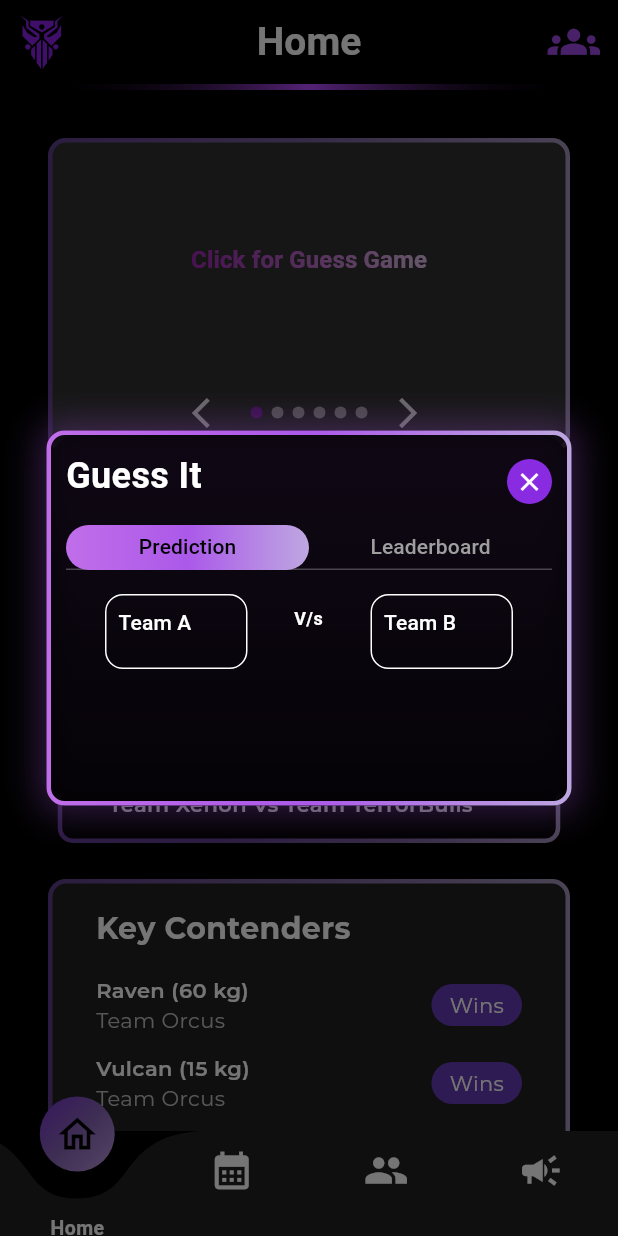
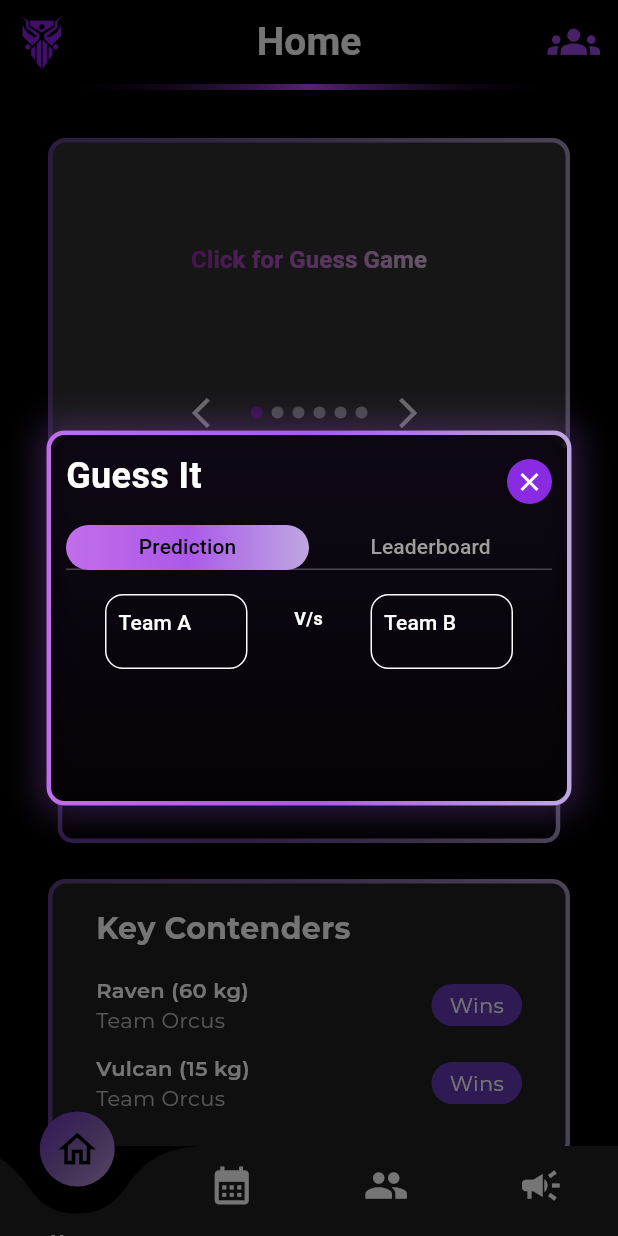
Before and after one commit to Toph-earth/robowars, a Flutter app: the screen it shows after launch, after a tap on "Click for Guess Game", on a phone screen of 412 x 824 dp. Run offline on Flutter 3.47's test engine with Material 3 defaults, Android fonts, the phone set to English and light mode, and no system bars; drawn by our look-alikes of curved_labeled_navigation_bar, simple_gradient_text; our stand-ins replace flutter_riverpod, flutter_svg, google_fonts, gradient_borders, riverpod_annotation; generated files the repository leaves out were written again; Roboto replaces fonts that are missing (Trajan Pro).

Commit message:
Updated UI

```diff
--- a/lib/home_page/live_match.dart
+++ b/lib/home_page/live_match.dart
@@ -115,9 +115,9 @@ class _LiveMatchState extends State<LiveMatch> {
                   ),
                 ),
               ),
-              Padding(
-                padding: EdgeInsets.all(2.0),
-                child: Expanded(
+              Expanded(
+                child: Padding(
+                  padding: EdgeInsets.all(2.0),
                   child: Text(
                     'Team Xenon Vs Team TerrorBulls',
                     style: GoogleFonts.montserrat(
--- a/lib/home_page/main_layout.dart
+++ b/lib/home_page/main_layout.dart
@@ -46,7 +46,9 @@ class MainLayout extends ConsumerWidget {
       extendBody: true,
       resizeToAvoidBottomInset: false,
       body: SafeArea(
+
         child: PageView(
+
           controller: pageController,
           physics: const BouncingScrollPhysics(),
           onPageChanged: (index) {
@@ -68,7 +70,7 @@ class MainLayout extends ConsumerWidget {
           backgroundColor: Colors.black,
           color: const Color(0xFF212121),
           buttonBackgroundColor: Colors.transparent,
-          height: 70,
+          height: 60,
           items: List.generate(
             icons.length,
                 (index) {
--- a/lib/home_page/teams_screen.dart
+++ b/lib/home_page/teams_screen.dart
@@ -165,6 +165,7 @@ class _TeamScreenState extends State<TeamScreen>  {
           _buildToggle(),
           const SizedBox(height: 24),
           Expanded(child: _buildAnimatedBody()),
+          SizedBox(height: 50,)
         ],
       ),
     );
@@ -364,23 +365,7 @@ class _TeamScreenState extends State<TeamScreen>  {
         ),
 
         // Fade at bottom
-        Positioned(
-          left: 0,
-          right: 0,
-          bottom: 0,
-          height: 40,
-          child: IgnorePointer(
-            child: Container(
-              decoration: const BoxDecoration(
-                gradient: LinearGradient(
-                  begin: Alignment.topCenter,
-                  end: Alignment.bottomCenter,
-                  colors: [Colors.transparent, Colors.black],
-                ),
-              ),
-            ),
-          ),
-        ),
+
       ],
     ),
   );
```
